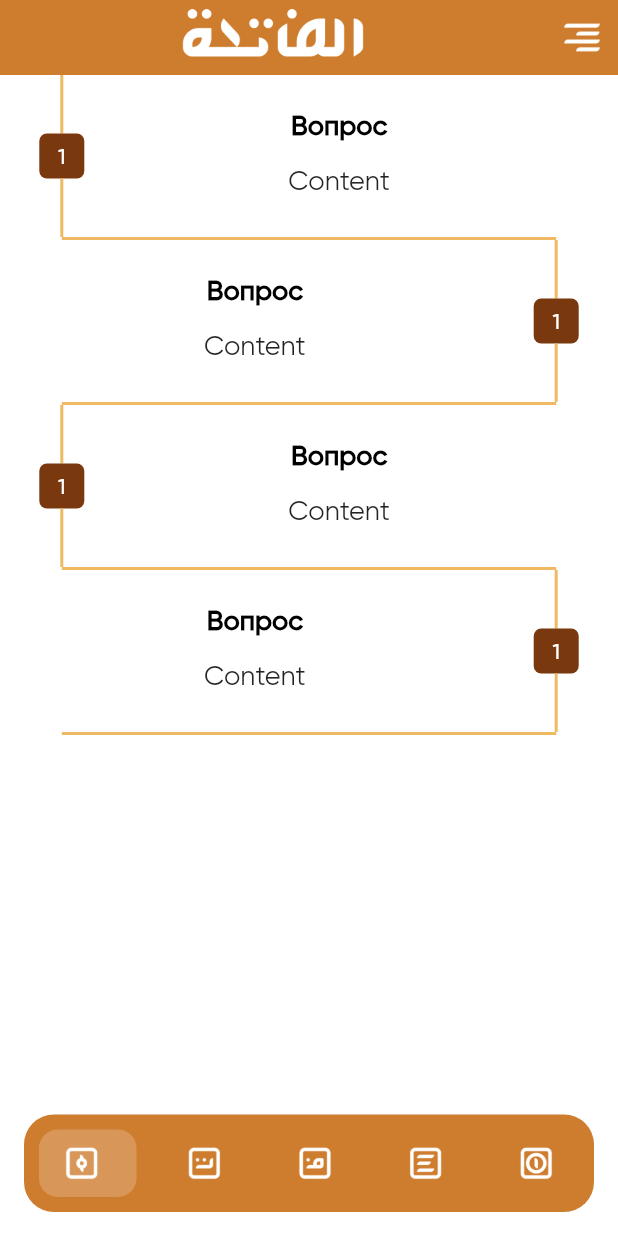
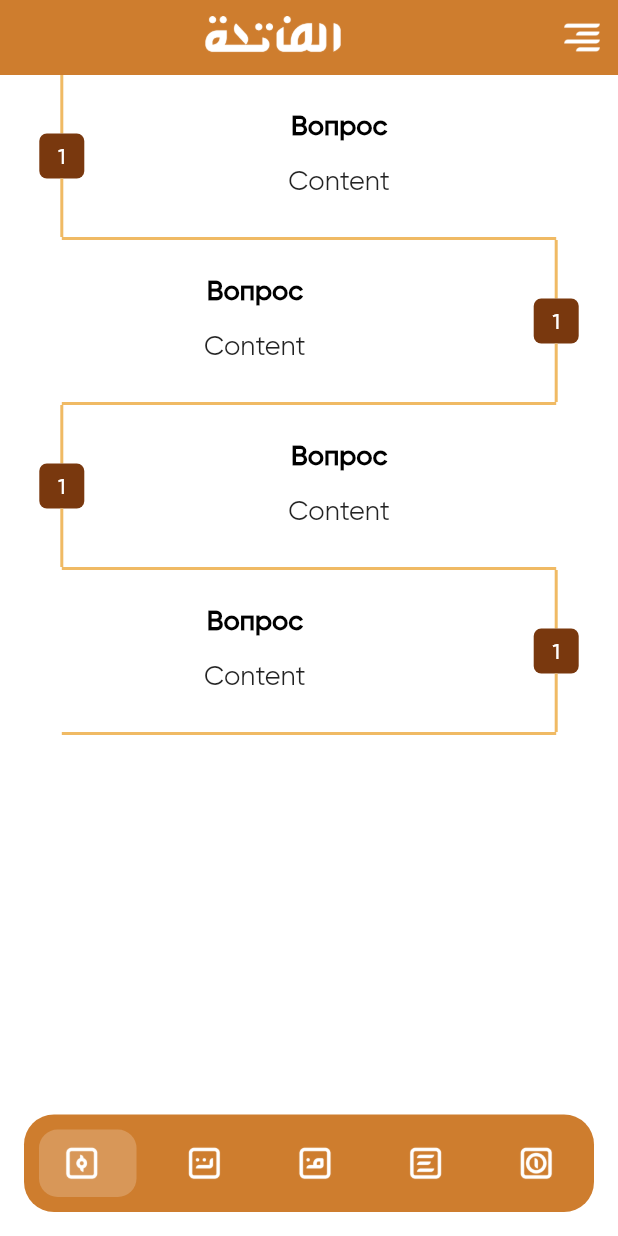
Before and after one commit to JMApps/project_fatiha, a Flutter app: the screen it shows after launch, on a phone screen of 412 x 824 dp. Run offline on Flutter 3.47's test engine with Material 2 defaults, Android fonts, the phone set to English and light mode, and no system bars; drawn by our look-alikes of salomon_bottom_bar, timeline_tile.

Commit message:
Resize icon

```diff
--- a/lib/presentation/ui/widgets/main_app_bar.dart
+++ b/lib/presentation/ui/widgets/main_app_bar.dart
@@ -10,7 +10,7 @@ class MainAppBar extends StatelessWidget {
       elevation: 0,
       centerTitle: true,
       title: Transform.scale(
-        scale: 0.4,
+        scale: 0.3,
         child: Image.asset('assets/icons/f_logo.png'),
       ),
       actions: [
```
